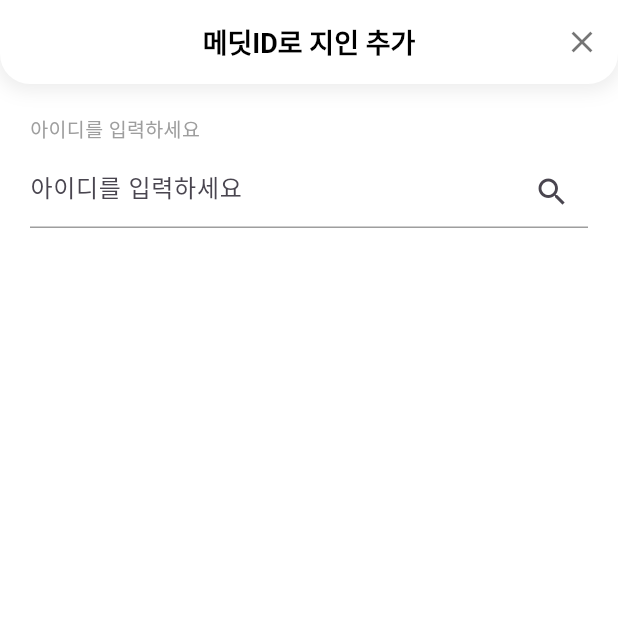
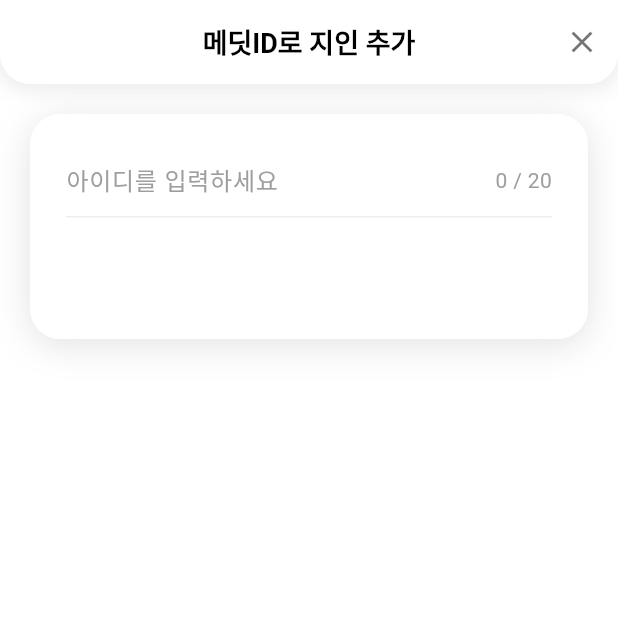
Before and after one commit to sb8919/STDEV2025_18TEAM_FrontEnd, a Flutter app: the AddFriendScreen screen opened directly with empty values, on a phone screen of 412 x 824 dp, the top half of it. Run offline on Flutter 3.47's test engine with Material 3 defaults, Android fonts, the phone set to English and light mode, and no system bars; our stand-ins replace fl_chart, shared_preferences; accounts and stored records are empty; Roboto replaces fonts that are missing (Pretendard); project files that could hold a hidden picture were left out.

Commit message:
(refactor) 친구추가 디자인 적용

```diff
--- a/lib/screens/add_friend_screen.dart
+++ b/lib/screens/add_friend_screen.dart
@@ -1,4 +1,5 @@
 import 'package:flutter/material.dart';
+import 'package:stdev2025_18team_frontend/constants/app_colors.dart';
 import '../models/member.dart';
 import '../services/api_service.dart';
 import 'package:shared_preferences/shared_preferences.dart';
@@ -22,6 +23,7 @@ class _AddFriendScreenState extends State<AddFriendScreen> {
   String? _error;
   Map<String, dynamic>? _searchResult;
   String? _myId;
+  final int _maxLength = 20;  // 최대 글자 수 제한
 
   @override
   void initState() {
@@ -129,63 +131,109 @@ class _AddFriendScreenState extends State<AddFriendScreen> {
           ),
         ),
       ),
-      body: Padding(
-        padding: const EdgeInsets.all(20),
+      body: Container(
+        height: (_searchResult != null || _error != null) ? null : 150,
+        margin: const EdgeInsets.all(20),
+        decoration: BoxDecoration(
+          color: Colors.white,
+          borderRadius: BorderRadius.circular(20),
+          boxShadow: [
+            BoxShadow(
+              color: Colors.grey.withOpacity(0.3),
+              spreadRadius: 0,
+              blurRadius: 20,
+              offset: const Offset(0, 4),
+            ),
+          ],
+        ),
+        child: Padding(
+          padding: const EdgeInsets.symmetric(horizontal: 24, vertical: 20),
           child: Column(
+            mainAxisSize: MainAxisSize.min,
             crossAxisAlignment: CrossAxisAlignment.start,
             children: [
-            const Text(
-              '아이디를 입력하세요',
+              Row(
+                crossAxisAlignment: CrossAxisAlignment.center,
+                children: [
+                  Expanded(
+                    child: TextField(
+                      controller: _searchController,
+                      maxLength: _maxLength,
                       style: TextStyle(
-                fontSize: 13,
-                color: Colors.grey,
+                        fontSize: 16,
+                        fontWeight: FontWeight.w600,
+                        color: _searchController.text.isEmpty ? Colors.grey[400] : Colors.grey[800],
+                      ),
+                      decoration: InputDecoration(
+                        border: InputBorder.none,
+                        counterText: '',
+                        hintText: '아이디를 입력하세요',
+                        hintStyle: const TextStyle(
+                          fontSize: 16,
+                          fontWeight: FontWeight.w500,
+                          color: Color(0xFF9E9E9E),
                         ),
                       ),
-            const SizedBox(height: 8),
-            TextField(
-              controller: _searchController,
-              decoration: InputDecoration(
-                hintText: '아이디를 입력하세요',
-                suffixIcon: _isLoading
-                    ? const SizedBox(
-                        width: 20,
-                        height: 20,
-                        child: CircularProgressIndicator(
-                          strokeWidth: 2,
-                        ),
-                      )
-                    : IconButton(
-                        icon: const Icon(Icons.search),
-                        onPressed: _searchUser,
-                      ),
-                border: const UnderlineInputBorder(
-                  borderSide: BorderSide(
-                    color: Colors.grey,
-                    width: 1.0,
+                      onChanged: (value) {
+                        setState(() {});
+                      },
+                      onSubmitted: (_) => _searchUser(),
                     ),
                   ),
-                focusedBorder: UnderlineInputBorder(
-                  borderSide: BorderSide(
-                    color: Theme.of(context).primaryColor,
-                    width: 2.0,
+                  Text(
+                    '${_searchController.text.length}',
+                    style: const TextStyle(
+                      fontSize: 14,
+                      color: Color(0xFF9E9E9E),
                     ),
                   ),
-                enabledBorder: const UnderlineInputBorder(
-                  borderSide: BorderSide(
-                    color: Colors.grey,
-                    width: 1.0,
+                  const Text(
+                    ' / ',
+                    style: TextStyle(
+                      fontSize: 14,
+                      color: Color(0xFF9E9E9E),
                     ),
                   ),
+                  Text(
+                    '$_maxLength',
+                    style: const TextStyle(
+                      fontSize: 14,
+                      color: Color(0xFF9E9E9E),
                     ),
-              onSubmitted: (_) => _searchUser(),
+                  ),
+                ],
+              ),
+              const Divider(
+                height: 1,
+                thickness: 1,
+                color: Color(0xFFEEEEEE),
               ),
               if (_myId != null) ...[
-              const SizedBox(height: 8),
+                const SizedBox(height: 16),
+                Container(
+                  padding: const EdgeInsets.symmetric(horizontal: 14.0, vertical: 8),
+                  decoration: BoxDecoration(
+                    color: const Color(0XFFF5F6FA),
+                    borderRadius: BorderRadius.circular(8),
+                  ),
+                  child: Row(
+                    mainAxisAlignment: MainAxisAlignment.spaceBetween,
+                    children: [
                       Text(
-                '내 아이디: $_myId',
+                        '내 아이디',
+                        style: TextStyle(
+                          fontSize: 12,
+                          color: Color(0xFF818283),
+                        ),
+                      ),
+                      Text(
+                        '$_myId',
                         style: TextStyle(
                           fontSize: 12,
                           color: Colors.grey[600],
+                        ),
+                      ),
+                    ],
                   ),
                 ),
               ],
@@ -194,8 +242,9 @@ class _AddFriendScreenState extends State<AddFriendScreen> {
                 Text(
                   _error!,
                   style: const TextStyle(
-                  color: Colors.red,
+                    color: Color(0xFF818283),
                     fontSize: 14,
+                    fontWeight: FontWeight.w500,
                   ),
                 ),
               ],
@@ -254,7 +303,7 @@ class _AddFriendScreenState extends State<AddFriendScreen> {
                               height: 32,
                               decoration: BoxDecoration(
                                 shape: BoxShape.circle,
-                              color: Theme.of(context).primaryColor,
+                                color: AppColors.purpple,
                               ),
                               child: const Icon(
                                 Icons.add,
@@ -272,6 +321,7 @@ class _AddFriendScreenState extends State<AddFriendScreen> {
             ],
           ),
         ),
+      ),
     );
   }
 }
```
Lines whose indentation alone changed are shown as unchanged.
